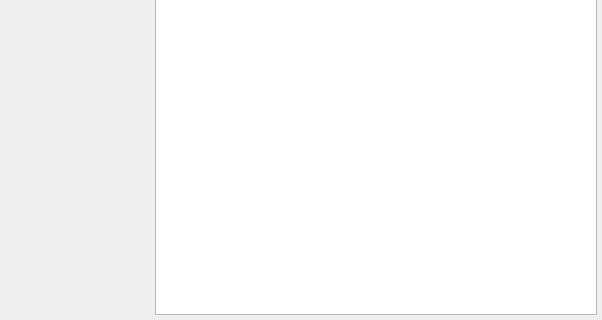
First picture: the form in main.ui, repository KirillCodeCreator/MapApiYandex, before the edit; both pictures show x 298 to 900 and y 280 to 600 of the 900 by 600 pixel window.
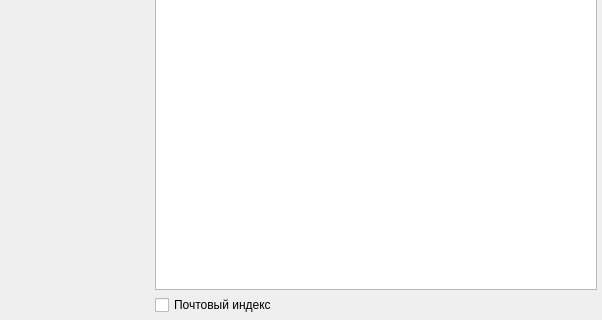
Second picture: the form after the edit.

Commit message: added maps Api 9 (#8)

Diff of the .ui file:
```diff
--- a/main.ui
+++ b/main.ui
@@ -153,6 +153,19 @@
         </property>
        </widget>
       </item>
+      <item>
+       <widget class="QCheckBox" name="post_index">
+        <property name="sizePolicy">
+         <sizepolicy hsizetype="Minimum" vsizetype="Fixed">
+          <horstretch>0</horstretch>
+          <verstretch>0</verstretch>
+         </sizepolicy>
+        </property>
+        <property name="text">
+         <string>Почтовый индекс</string>
+        </property>
+       </widget>
+      </item>
      </layout>
     </item>
    </layout>
```
Left out of the diff: 2 changed lines with no effect on the pictures. The commit also changes 2 other files.
